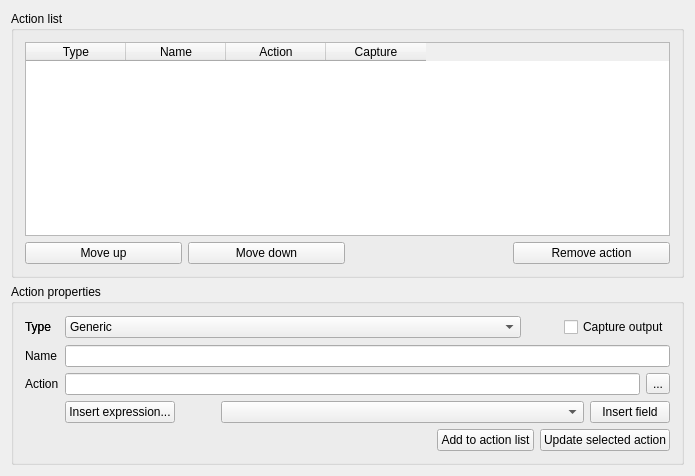
This is src/ui/qgsattributeactiondialogbase.ui in qgis/QGIS as Qt 5 draws it before an edit. The edited form follows.
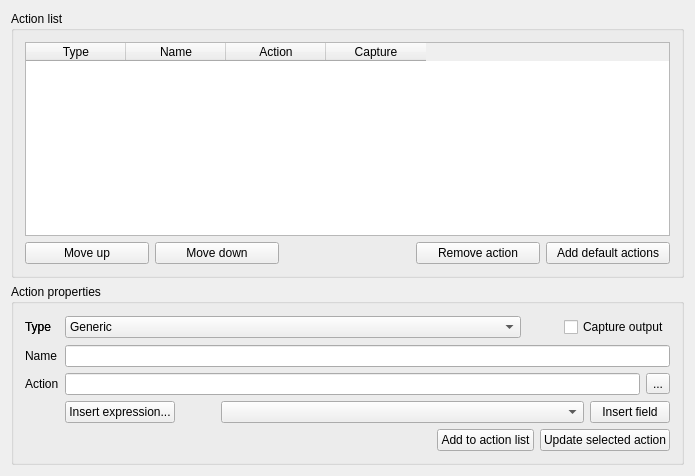
This is the edited form.

Commit message: feature actions: new button to add some default actions

What changed in the file:
```diff
--- a/src/ui/qgsattributeactiondialogbase.ui
+++ b/src/ui/qgsattributeactiondialogbase.ui
@@ -26,7 +26,7 @@
       <string>Action list</string>
      </property>
      <layout class="QGridLayout" name="gridLayout_3">
-      <item row="0" column="0" colspan="4">
+      <item row="0" column="0" colspan="5">
        <widget class="QTableWidget" name="attributeActionTable">
         <property name="sizePolicy">
          <sizepolicy hsizetype="Expanding" vsizetype="Expanding">
@@ -98,6 +98,13 @@
         </property>
        </widget>
       </item>
+      <item row="1" column="4">
+       <widget class="QPushButton" name="addDefaultActionsButton">
+        <property name="text">
+         <string>Add default actions</string>
+        </property>
+       </widget>
+      </item>
      </layout>
     </widget>
    </item>
```
The commit also changes 2 other files.
